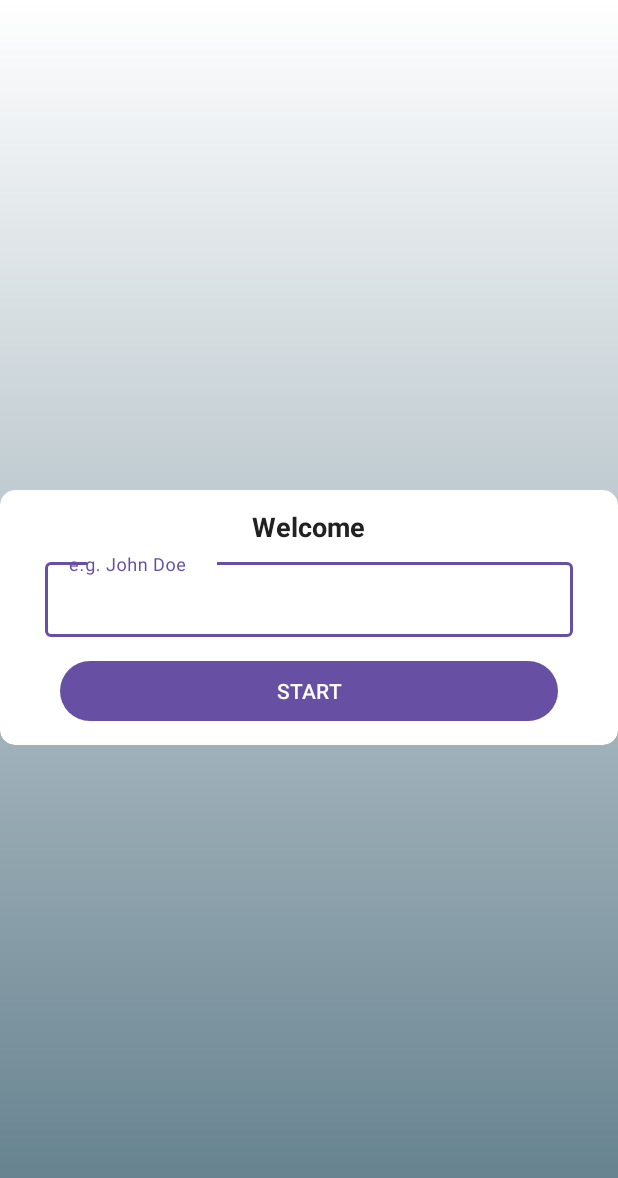
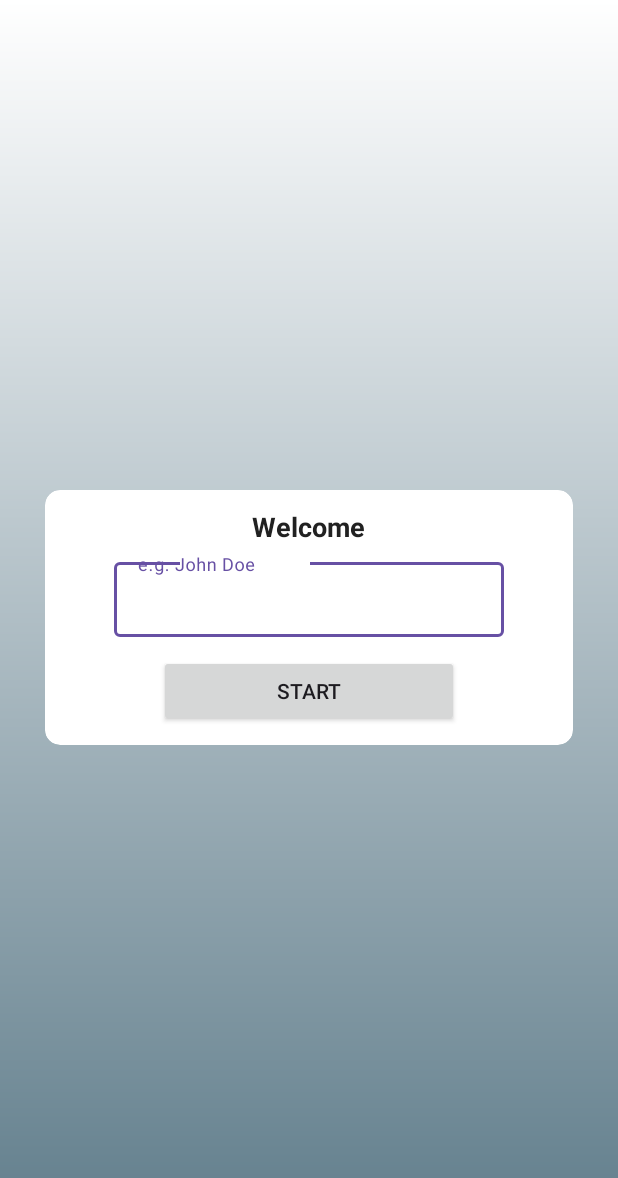
Before and after one commit to eesuhn/GeoDude, an Android app: the screen it shows after launch (MainActivity), on a phone screen of 412 x 824 dp. Shown: the top 1178 px of the screen. Run offline under Robolectric (Android 15) with nearby library versions, the phone set to English and light mode, and no system bars.

Commit message:
Update paddin, color

```diff
--- a/app/src/main/res/layout/activity_main.xml
+++ b/app/src/main/res/layout/activity_main.xml
@@ -7,14 +7,15 @@
 	android:layout_height="match_parent"
 	tools:context=".MainActivity"
 	android:orientation="vertical"
-	android:padding="30dp"
 	android:background="@drawable/bg"
 	android:gravity="center">
 
 	<androidx.cardview.widget.CardView
 		android:layout_width="match_parent"
 		android:layout_height="wrap_content"
-		app:cardCornerRadius="10dp">
+		app:cardCornerRadius="10dp"
+		android:layout_marginStart="30dp"
+		android:layout_marginEnd="30dp">
 
 		<androidx.appcompat.widget.LinearLayoutCompat
 			android:layout_width="match_parent"
@@ -38,22 +39,23 @@
 			<com.google.android.material.textfield.TextInputLayout
 				android:layout_width="match_parent"
 				android:layout_height="wrap_content"
-				style="@style/Widget.Material3.TextInputLayout.OutlinedBox">
+				style="@style/Widget.Material3.TextInputLayout.OutlinedBox"
+				android:gravity="center">
 
 				<com.google.android.material.textfield.TextInputEditText
 					android:id="@+id/nameInput"
 					android:hint="@string/name_input"
-					android:layout_width="match_parent"
+					android:layout_width="260dp"
 					android:layout_height="wrap_content"
 					android:layout_marginStart="16dp"
 					android:layout_marginEnd="16dp"
 					android:layout_marginBottom="12dp"
 					android:padding="14dp"/>
 
-				<Button
+				<androidx.appcompat.widget.AppCompatButton
 					android:id="@+id/startBtn"
 					android:text="@string/start_btn_text"
-					android:layout_width="match_parent"
+					android:layout_width="200dp"
 					android:layout_height="wrap_content"
 					android:layout_marginStart="26dp"
 					android:layout_marginEnd="26dp"/>
--- a/app/src/main/res/values-night/themes.xml
+++ b/app/src/main/res/values-night/themes.xml
@@ -2,6 +2,18 @@
 	<!-- Base application theme. -->
 	<style name="Base.Theme.GeoDude" parent="Theme.Material3.DayNight.NoActionBar">
 		<!-- Customize your dark theme here. -->
-		<!-- <item name="colorPrimary">@color/my_dark_primary</item> -->
+		<!-- <item name="colorPrimary">@color/my_light_primary</item> -->
+	</style>
+
+	<style name="Theme.GeoDude" parent="Base.Theme.GeoDude">
+		<item name="colorPrimary">@color/primary</item>
+		<item name="colorPrimaryVariant">@color/primary_variant</item>
+		<item name="colorOnPrimary">@color/on_primary</item>
+	</style>
+
+	<style name="Theme.GeoDude.NoActionBar" parent="Base.Theme.GeoDude">
+		<item name="windowActionBar">false</item>
+		<item name="windowNoTitle">true</item>
+		<item name="android:windowFullscreen">true</item>
 	</style>
 </resources>
```
